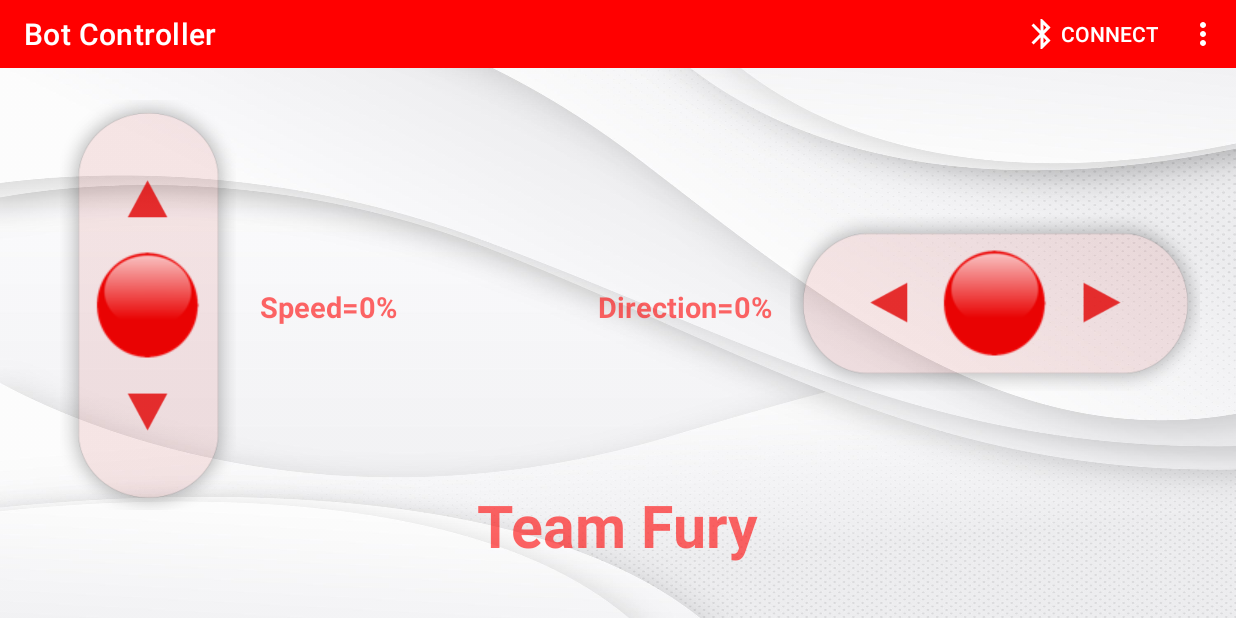
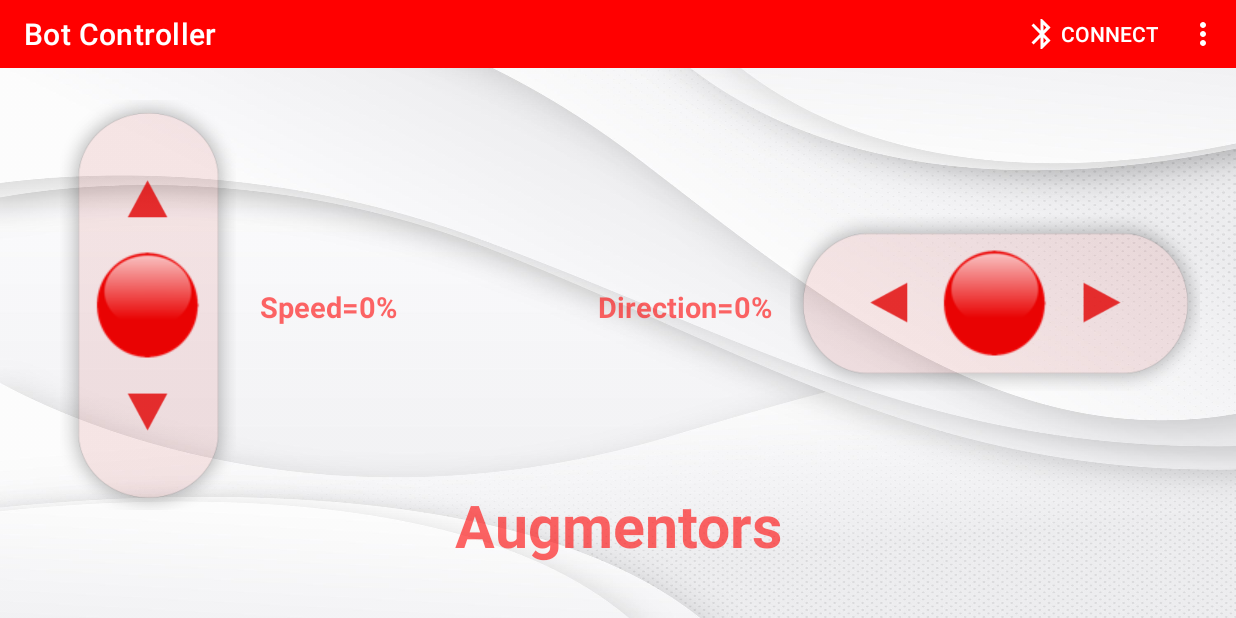
Before and after one commit to AtiqurRahmanAni/Bot-Controller, an Android app: the screen it shows after launch (MainActivity), on a phone screen of 824 x 412 dp (held sideways). Run offline under Robolectric (Android 15) with nearby library versions, the phone set to English and light mode, and no system bars; our stand-ins replace sdp/ssp sizes.

Commit message:
Team name changed

```diff
--- a/app/src/main/res/layout/activity_main.xml
+++ b/app/src/main/res/layout/activity_main.xml
@@ -85,7 +85,7 @@
         android:layout_height="wrap_content"
         android:layout_marginTop="243dp"
         android:fontFamily="sans-serif"
-        android:text="Team Fury"
+        android:text="Augmentors"
         android:textColor="@color/red"
         android:textSize="@dimen/_30sdp"
         android:textStyle="bold"
```
Also changed, not shown: 4 other files.
